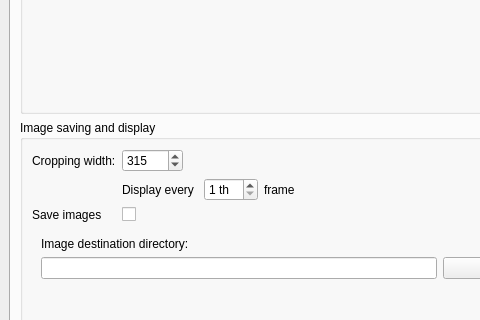
Old version of the form src/arifmainwindow.ui in the repository AD-Vega/arif; both pictures show x 0 to 480 and y 175 to 495 of the 632 by 587 pixel window.
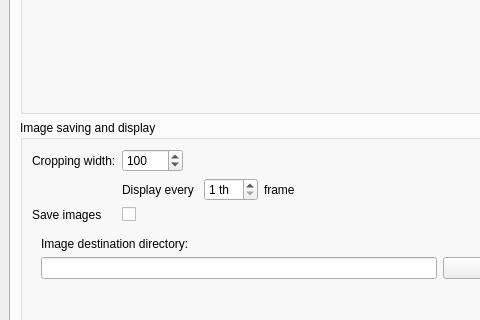
New version of the form. Icons and pictures are not drawn. Custom widgets are drawn as their Qt base class.

The edit to the form file:
```diff
--- a/src/arifmainwindow.ui
+++ b/src/arifmainwindow.ui
@@ -108,7 +108,7 @@
               <number>10000</number>
              </property>
              <property name="value">
-              <number>315</number>
+              <number>100</number>
              </property>
             </widget>
            </item>
```
Left out of the diff: 23 changed lines with no effect on the pictures.
